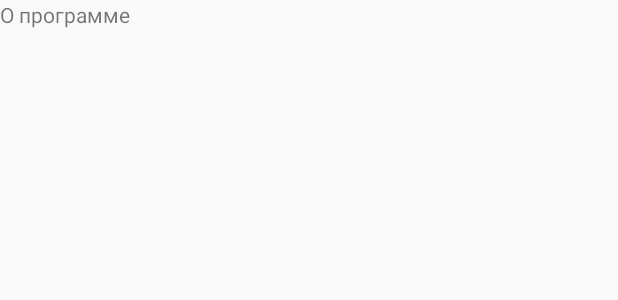
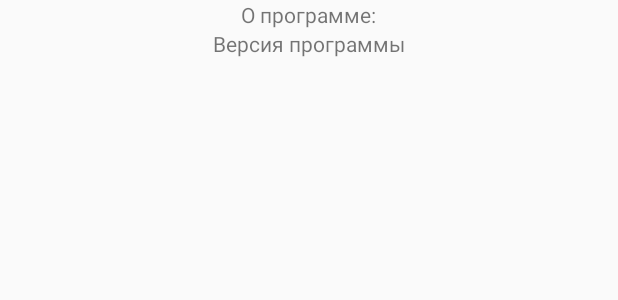
Before and after one commit to skca-ru/NY2016_YEK, an Android app: the layout activity_about.xml on its own in the app's theme, with its tools: preview values and no code run, on a phone screen of 412 x 824 dp. Shown: the top 300 px of the screen. Run offline under Robolectric (Android 15) with nearby library versions, the phone set to English and light mode, and no system bars.

Commit message:
версия О только цифры

```diff
--- a/app/build.gradle
+++ b/app/build.gradle
@@ -9,8 +9,8 @@ android {
         applicationId "ru.kev.ny2016.ny2016_yek"
         minSdkVersion 19
         targetSdkVersion 26
-        versionCode 20190831
-        versionName "1.19.8.31"
+        versionCode 20191002
+        versionName "1.19.10.02"
         //signingConfig signingConfigs.config
     }
     buildTypes {
--- a/app/src/main/java/ru/kev/ny2016/ny2016_yek/About.java
+++ b/app/src/main/java/ru/kev/ny2016/ny2016_yek/About.java
@@ -4,9 +4,13 @@ import android.support.v7.app.AppCompatActivity;
 import android.os.Bundle;
 
 public class About extends AppCompatActivity {
-
+    private  TextView tvVersion;
     @Override
     protected void onCreate(Bundle savedInstanceState) {
+
+
+        String versionName = BuildConfig.VERSION_NAME;
+
         super.onCreate(savedInstanceState);
         setContentView(R.layout.activity_about);
     }
--- a/app/src/main/res/layout/activity_about.xml
+++ b/app/src/main/res/layout/activity_about.xml
@@ -1,16 +1,29 @@
-<?xml version="1.0" encoding="utf-8"?>
-<android.support.constraint.ConstraintLayout xmlns:android="http://schemas.android.com/apk/res/android"
-    xmlns:app="http://schemas.android.com/apk/res-auto"
+<FrameLayout
+    xmlns:android="http://schemas.android.com/apk/res/android"
     xmlns:tools="http://schemas.android.com/tools"
     android:layout_width="match_parent"
     android:layout_height="match_parent"
-    tools:context=".About">
-
+    android:orientation="vertical">
+<LinearLayout
+    android:layout_width="match_parent"
+    android:layout_height="match_parent"
+    android:gravity="top|center"
+    android:orientation = "vertical">
     <TextView
         android:id="@+id/textView2"
         android:layout_width="wrap_content"
         android:layout_height="wrap_content"
         android:text="@string/AboutO"
-        tools:layout_editor_absoluteX="16dp"
-        tools:layout_editor_absoluteY="16dp" />
-</android.support.constraint.ConstraintLayout>
+        android:visibility="visible"
+       />
+
+    <TextView
+        android:id="@+id/idVersion"
+        android:layout_width="wrap_content"
+        android:layout_height="wrap_content"
+        android:text="@string/Version"
+        android:visibility="visible"
+        tools:visibility="visible" />
+</LinearLayout>
+
+</FrameLayout>
--- a/app/src/main/res/values/strings.xml
+++ b/app/src/main/res/values/strings.xml
@@ -1,5 +1,5 @@
 <resources>
-    <string name="app_name">Hi...</string>
+    <string name="app_name">Hi...(2019 еще)</string>
 
     андроид студио git
     <string name="Next_Button">></string>
@@ -12,6 +12,6 @@
     <string name="MusicStop">Остановить музыку</string>
     <string name="SlideShow">Слайд-шоу</string>
     <string name="About">O...</string>
-    <string name="AboutO">О программе</string>
-
+    <string name="AboutO">О программе:</string>
+    <string name="Version">Версия программы</string>
 </resources>
```
